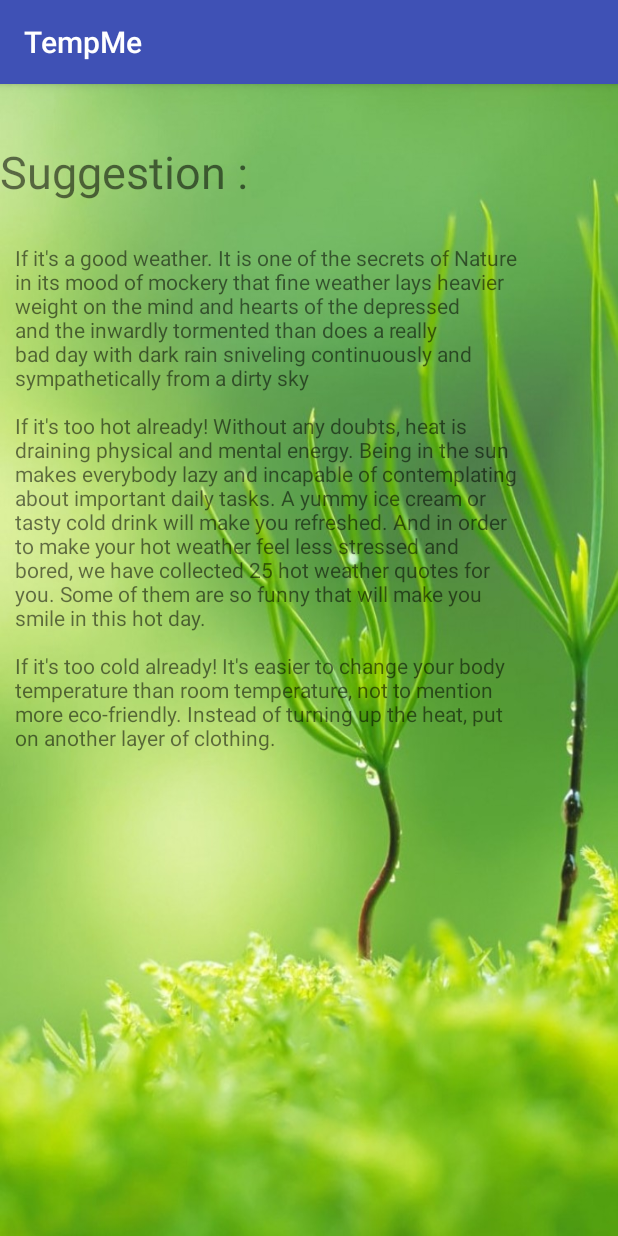
After one commit to emmytyro9/TempMe, an Android app: the SuggestionActivity screen opened directly, with no data from a screen before it, on a phone screen of 412 x 824 dp. The commit adds this screen. Run offline under Robolectric (Android 15) with nearby library versions, the phone set to English and light mode, and no system bars.

Commit message:
add suggestion page

```diff
--- a/app/src/main/AndroidManifest.xml
+++ b/app/src/main/AndroidManifest.xml
@@ -17,7 +17,8 @@
             </intent-filter>
         </activity>
         <activity android:name=".TempMeActivity" />
-        <activity android:name=".ResultActivity"></activity>
+        <activity android:name=".ResultActivity" />
+        <activity android:name=".SuggestionActivity"></activity>
     </application>
 
 </manifest>
--- /dev/null
+++ b/app/src/main/java/com/example/user/tempme/SuggestionActivity.java
@@ -0,0 +1,41 @@
+package com.example.user.tempme;
+
+import android.support.v7.app.AppCompatActivity;
+import android.os.Bundle;
+import android.widget.TextView;
+
+public class SuggestionActivity extends AppCompatActivity {
+
+    TextView suggestion;
+
+    @Override
+    protected void onCreate(Bundle savedInstanceState) {
+        super.onCreate(savedInstanceState);
+        setContentView(R.layout.activity_suggestion);
+        suggestion = (TextView) findViewById(R.id.sg) ;
+        suggestion.setText( goodWeather() + "\n\n" + tooHotWeather() + "\n\n" + tooColdWeather());
+    }
+
+
+    public String goodWeather() {
+        return "If it's a good weather. It is one of the secrets of Nature in its mood of mockery that fine " +
+                "weather lays heavier weight on the mind and hearts of the depressed and " +
+                "the inwardly tormented than does a really bad day with dark rain sniveling " +
+                "continuously and sympathetically from a dirty sky";
+    }
+
+    public String tooHotWeather() {
+        return "If it's too hot already! Without any doubts, heat is draining physical and mental energy. " +
+                "Being in the sun makes everybody lazy and incapable of contemplating " +
+                "about important daily tasks. A yummy ice cream or tasty cold drink will " +
+                "make you refreshed. And in order to make your hot weather feel less " +
+                "stressed and bored, we have collected 25 hot weather quotes for you. " +
+                "Some of them are so funny that will make you smile in this hot day. ";
+    }
+
+    public String tooColdWeather() {
+        return "If it's too cold already! It's easier to change your body temperature than " +
+                "room temperature, not to mention more eco-friendly. Instead of turning up the " +
+                "heat, put on another layer of clothing.";
+    }
+}
--- /dev/null
+++ b/app/src/main/res/layout/activity_suggestion.xml
@@ -0,0 +1,33 @@
+<?xml version="1.0" encoding="utf-8"?>
+<RelativeLayout xmlns:android="http://schemas.android.com/apk/res/android"
+    xmlns:app="http://schemas.android.com/apk/res-auto"
+    xmlns:tools="http://schemas.android.com/tools"
+    android:layout_width="match_parent"
+    android:layout_height="match_parent"
+    tools:context="com.example.user.tempme.SuggestionActivity"
+    android:background="@drawable/suggestionpage">
+
+    <TextView
+        android:id="@+id/textView7"
+        android:layout_width="wrap_content"
+        android:layout_height="wrap_content"
+        android:text="Suggestion : "
+        android:textSize="30dp"
+        tools:layout_editor_absoluteX="33dp"
+        tools:layout_editor_absoluteY="43dp"
+        android:layout_alignParentTop="true"
+        android:layout_marginTop="38dp" />
+
+    <TextView
+        android:id="@+id/sg"
+        android:layout_width="335dp"
+        android:layout_height="wrap_content"
+        android:text="suggestion"
+        tools:layout_editor_absoluteX="33dp"
+        tools:layout_editor_absoluteY="76dp"
+        android:layout_marginStart="10dp"
+        android:layout_marginTop="27dp"
+        android:layout_below="@+id/textView7"
+        android:layout_alignParentStart="true" />
+
+</RelativeLayout>
```
Also changed, not shown: app/src/main/java/com/example/user/tempme/ResultActivity.java (+13 -4 lines), app/src/main/res/layout/activity_result.xml (+10 -1 lines), app/src/main/res/layout/activity_temp_me.xml (+42 -17 lines), app/src/main/res/drawable/suggestionpage.jpg (added).
